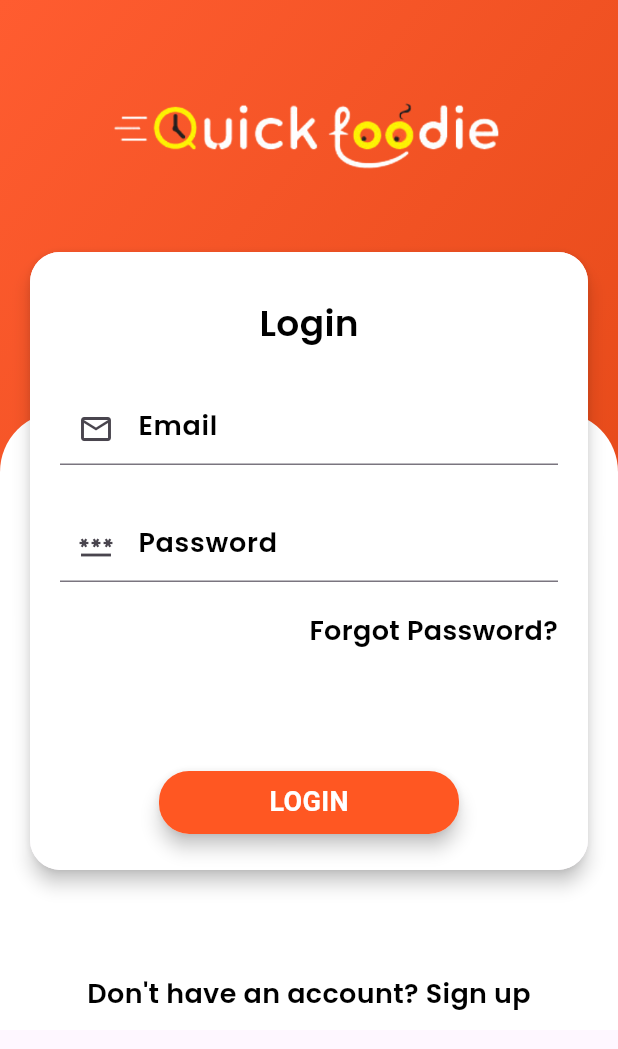
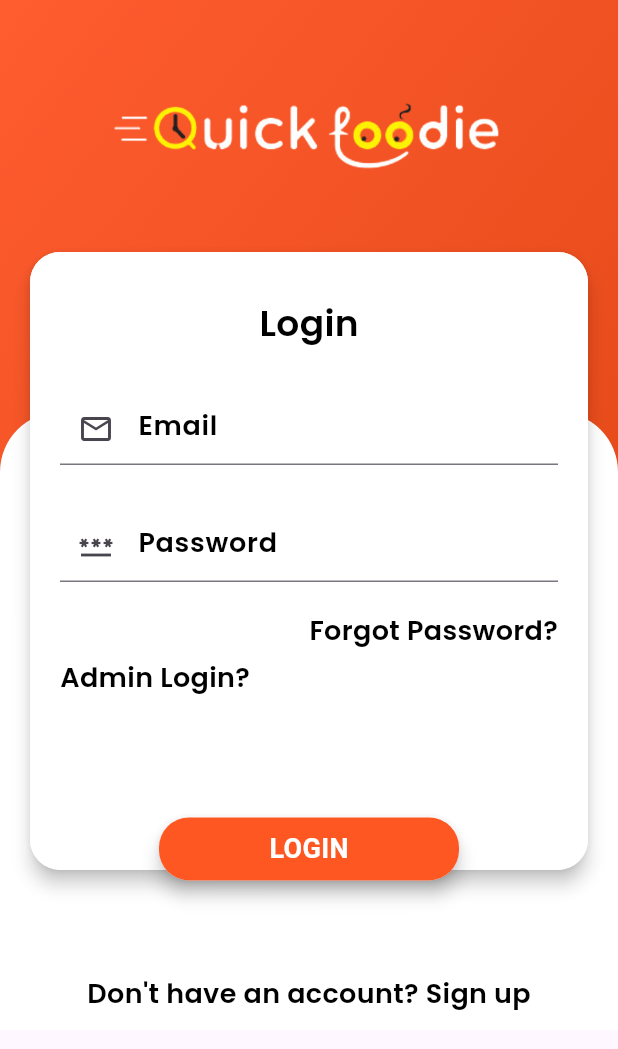
Before and after one commit to Sumitrane0007/UniEats, a Flutter app: the screen it shows after launch, on a phone screen of 412 x 824 dp. Shown: the top 1049 px of the screen. Run offline on Flutter 3.47's test engine with Material 3 defaults, Android fonts, the phone set to English and light mode, and no system bars; our stand-ins replace cloud_firestore, curved_navigation_bar, firebase_auth, firebase_core, firebase_storage, image_picker and 2 more; missing offline and left inert: flutter_stripe; accounts and stored records are empty; Roboto replaces fonts that are missing (Poppins1).

Commit message:
Admin panel implemented

```diff
--- a/lib/pages/login.dart
+++ b/lib/pages/login.dart
@@ -1,3 +1,4 @@
+import 'package:canteen_app/admin/admin_login.dart';
 import 'package:canteen_app/pages/bottomnav.dart';
 import 'package:canteen_app/pages/forgotpassword.dart';
 import 'package:canteen_app/pages/signup.dart';
@@ -159,6 +160,23 @@ class _LogInState extends State<LogIn> {
                                   )),
                             ),
                             SizedBox(
+                              height: 5.0,
+                            ),
+                            GestureDetector(
+                              onTap: () {
+                                Navigator.push(
+                                    context,
+                                    MaterialPageRoute(
+                                        builder: (context) => AdminLogin()));
+                              },
+                              child: Container(
+                                  alignment: Alignment.topLeft,
+                                  child: Text(
+                                    "Admin Login?",
+                                    style: AppWidget.semiBoldTextFeildStyle(),
+                                  )),
+                            ),
+                            SizedBox(
                               height: 80.0,
                             ),
                             GestureDetector(
@@ -184,7 +202,8 @@ class _LogInState extends State<LogIn> {
                                       child: Text(
                                     "LOGIN",
                                     style: TextStyle(
-                                        color: Colors.white,
+                                        color: const Color.fromARGB(
+                                            255, 255, 255, 255),
                                         fontSize: 18.0,
                                         fontFamily: 'Poppins1',
                                         fontWeight: FontWeight.bold),
```
